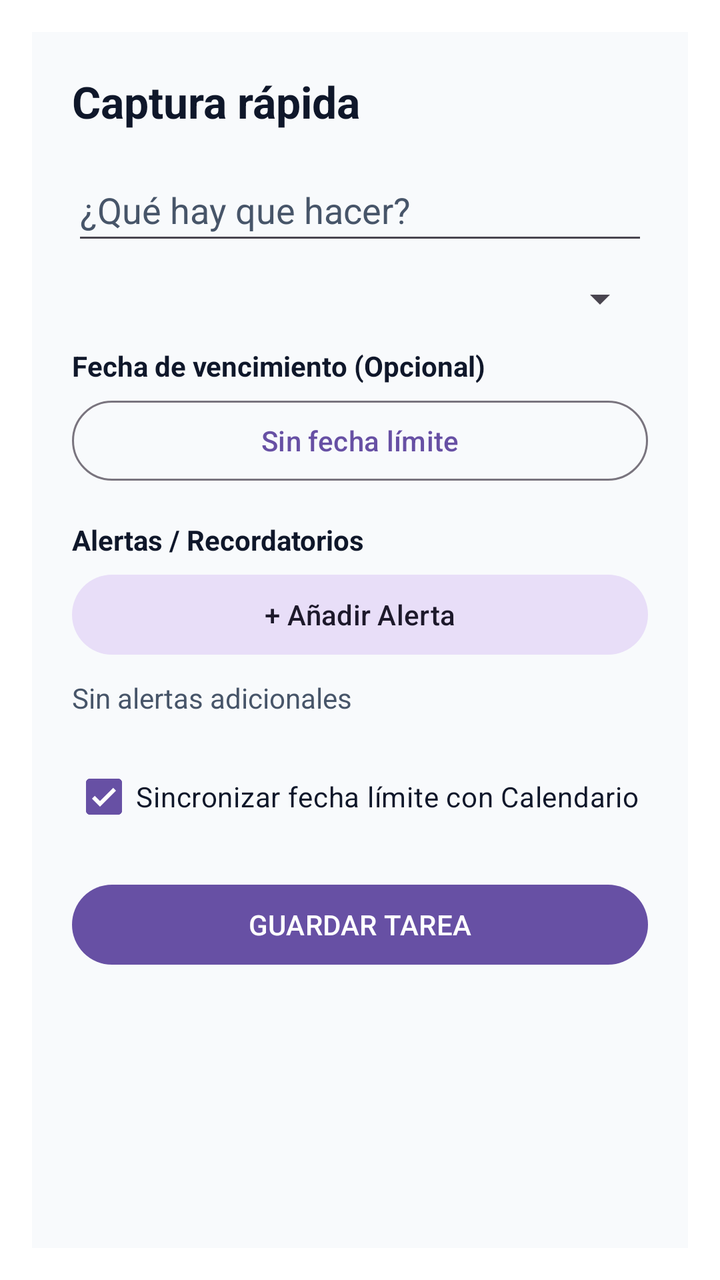
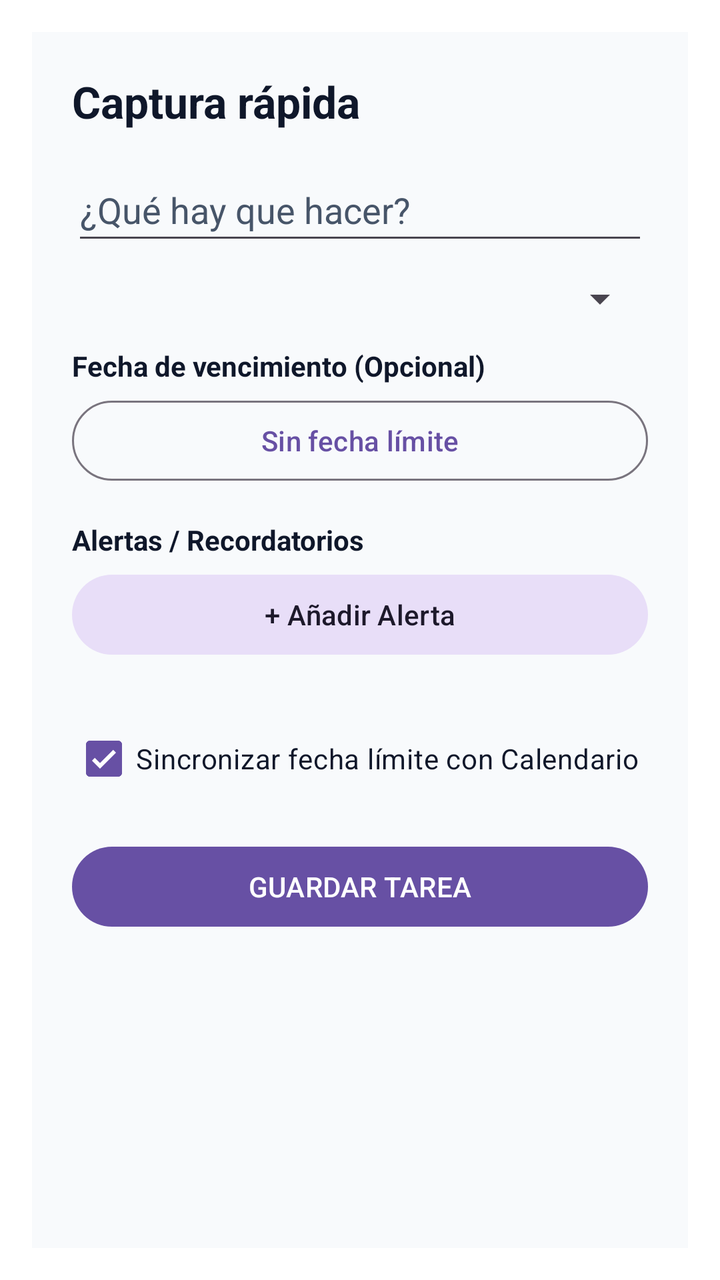

Compare the two renders of this Android layout. The source of the first and the diff that turns it into the second are given below.
<!-- AndroidManifest.xml: activity theme QuickAddTheme -->
<!-- res/layout/activity_quick_add.xml -->
<?xml version="1.0" encoding="utf-8"?>
<ScrollView xmlns:android="http://schemas.android.com/apk/res/android"
    android:layout_width="match_parent"
    android:layout_height="wrap_content"
    android:background="@color/app_background">

    <LinearLayout
        android:layout_width="match_parent"
        android:layout_height="wrap_content"
        android:orientation="vertical"
        android:padding="20dp">

        <RelativeLayout
            android:layout_width="match_parent"
            android:layout_height="wrap_content">
            <TextView
                android:id="@+id/quickTitle"
                android:layout_width="wrap_content"
                android:layout_height="wrap_content"
                android:layout_alignParentStart="true"
                android:layout_centerVertical="true"
                android:text="Captura rápida"
                android:textColor="@color/text_primary"
                android:textSize="22sp"
                android:textStyle="bold" />
            <ImageButton
                android:id="@+id/btnDeleteTask"
                android:layout_width="48dp"
                android:layout_height="48dp"
                android:layout_alignParentEnd="true"
                android:layout_centerVertical="true"
                android:background="?attr/selectableItemBackgroundBorderless"
                android:src="@android:drawable/ic_menu_delete"
                android:visibility="gone" />
        </RelativeLayout>

        <EditText
            android:id="@+id/quickInput"
            android:layout_width="match_parent"
            android:layout_height="wrap_content"
            android:layout_marginTop="14dp"
            android:hint="¿Qué hay que hacer?"
            android:textColorHint="@color/text_secondary"
            android:textColor="@color/text_primary"
            android:inputType="textCapSentences|textMultiLine"
            android:maxLines="3"
            android:minHeight="48dp" />

        <Spinner
            android:id="@+id/quickQuadrant"
            android:layout_width="match_parent"
            android:layout_height="wrap_content"
            android:layout_marginTop="10dp" />

        <TextView
            android:layout_width="match_parent"
            android:layout_height="wrap_content"
            android:layout_marginTop="12dp"
            android:text="Fecha de vencimiento (Opcional)"
            android:textColor="@color/text_primary"
            android:textSize="14sp"
            android:textStyle="bold"/>

        <com.google.android.material.button.MaterialButton
            android:id="@+id/quickDateBtn"
            style="@style/Widget.Material3.Button.OutlinedButton"
            android:layout_width="match_parent"
            android:layout_height="wrap_content"
            android:layout_marginTop="4dp"
            android:text="Sin fecha límite" />

        
        <TextView
            android:layout_width="match_parent"
            android:layout_height="wrap_content"
            android:layout_marginTop="16dp"
            android:text="Alertas / Recordatorios"
            android:textColor="@color/text_primary"
            android:textSize="14sp"
            android:textStyle="bold"/>

        <LinearLayout
            android:layout_width="match_parent"
            android:layout_height="wrap_content"
            android:orientation="horizontal"
            android:layout_marginTop="4dp">

            <com.google.android.material.button.MaterialButton
                android:id="@+id/btnAddReminder"
                style="@style/Widget.Material3.Button.TonalButton"
                android:layout_width="0dp"
                android:layout_height="wrap_content"
                android:layout_weight="1"
                android:text="+ Añadir Alerta" />

            <Button
                android:id="@+id/btnClearReminders"
                android:layout_width="wrap_content"
                android:layout_height="wrap_content"
                android:layout_marginStart="8dp"
                android:text="Borrar"
                android:visibility="gone"/>
        </LinearLayout>

        <TextView
            android:id="@+id/tvRemindersList"
            android:layout_width="match_parent"
            android:layout_height="wrap_content"
            android:layout_marginTop="8dp"
            android:text="Sin alertas adicionales"
            android:textColor="@color/text_secondary"
            android:textSize="14sp"/>

        <CheckBox
            android:id="@+id/quickCalendarCheck"
            android:layout_width="match_parent"
            android:layout_height="wrap_content"
            android:layout_marginTop="16dp"
            android:checked="true"
            android:textColor="@color/text_primary"
            android:text="Sincronizar fecha límite con Calendario" />

        <Button
            android:id="@+id/quickSave"
            android:layout_width="match_parent"
            android:layout_height="wrap_content"
            android:layout_marginTop="16dp"
            android:text="GUARDAR TAREA" />
    </LinearLayout>
</ScrollView>
<!-- resources referenced by this layout -->
<resources>
  <color name="app_background">#F8FAFC</color>
  <color name="text_primary">#0F172A</color>
  <color name="text_secondary">#475569</color>
  <style name="QuickAddTheme" parent="Theme.Material3.DayNight.Dialog.Alert">
          <item name="android:windowIsTranslucent">true</item>
          <item name="android:windowCloseOnTouchOutside">true</item>
      </style>
</resources>

<!-- the commit's change to res/layout/activity_quick_add.xml (unified diff, before → after) -->
@@ -79,37 +79,21 @@
             android:textSize="14sp"
             android:textStyle="bold"/>
 
-        <LinearLayout
+        <com.google.android.material.button.MaterialButton
+            android:id="@+id/btnAddReminder"
+            style="@style/Widget.Material3.Button.TonalButton"
             android:layout_width="match_parent"
             android:layout_height="wrap_content"
-            android:orientation="horizontal"
-            android:layout_marginTop="4dp">
+            android:layout_marginTop="4dp"
+            android:text="+ Añadir Alerta" />
 
-            <com.google.android.material.button.MaterialButton
-                android:id="@+id/btnAddReminder"
-                style="@style/Widget.Material3.Button.TonalButton"
-                android:layout_width="0dp"
-                android:layout_height="wrap_content"
-                android:layout_weight="1"
-                android:text="+ Añadir Alerta" />
-
-            <Button
-                android:id="@+id/btnClearReminders"
-                android:layout_width="wrap_content"
-                android:layout_height="wrap_content"
-                android:layout_marginStart="8dp"
-                android:text="Borrar"
-                android:visibility="gone"/>
-        </LinearLayout>
-
-        <TextView
-            android:id="@+id/tvRemindersList"
+        
+        <LinearLayout
+            android:id="@+id/containerReminders"
             android:layout_width="match_parent"
             android:layout_height="wrap_content"
             android:layout_marginTop="8dp"
-            android:text="Sin alertas adicionales"
-            android:textColor="@color/text_secondary"
-            android:textSize="14sp"/>
+            android:orientation="vertical" />
 
         <CheckBox
             android:id="@+id/quickCalendarCheck"
